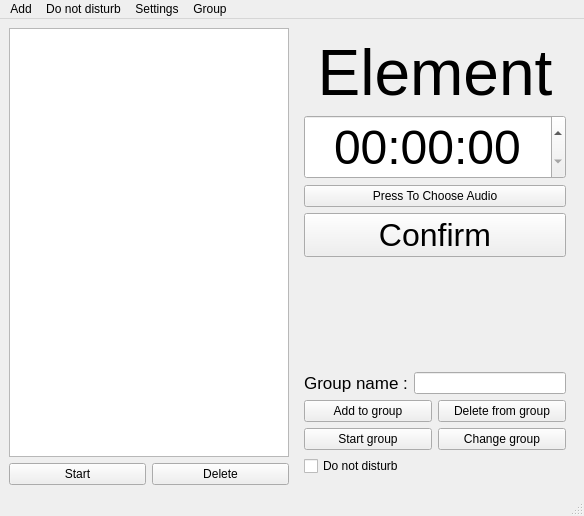
First picture: the form in mainwindow.ui, repository Dunkeshon/timers_and_alarms, before the edit.
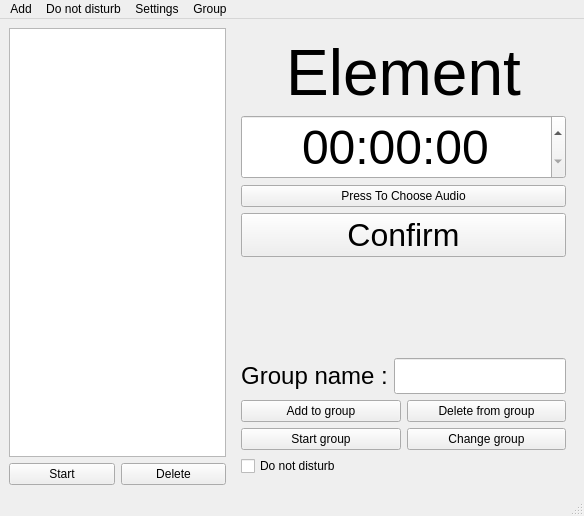
Second picture: the form after the edit.

Commit message: added ui elements for groups

The edit to the form file:
```diff
--- a/mainwindow.ui
+++ b/mainwindow.ui
@@ -173,7 +173,7 @@
       <property name="sizeHint" stdset="0">
        <size>
         <width>17</width>
-        <height>30</height>
+        <height>28</height>
        </size>
       </property>
      </spacer>
@@ -254,7 +254,7 @@
            </property>
            <property name="font">
             <font>
-             <pointsize>13</pointsize>
+             <pointsize>18</pointsize>
             </font>
            </property>
            <property name="text">
@@ -266,7 +266,13 @@
           </widget>
          </item>
          <item>
-          <widget class="QLineEdit" name="group_edit"/>
+          <widget class="QLineEdit" name="group_edit">
+           <property name="font">
+            <font>
+             <pointsize>18</pointsize>
+            </font>
+           </property>
+          </widget>
          </item>
         </layout>
        </item>
```
Left out of the diff: 6 changed lines with no effect on the pictures. The commit also changes 5 other files.
